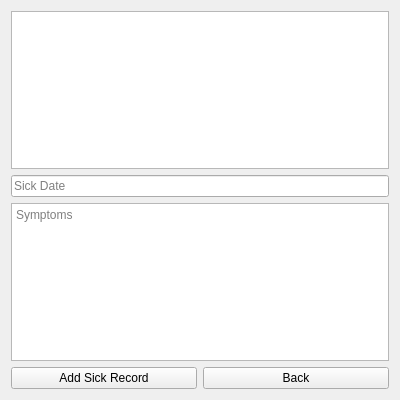
This is ui/sick_records.ui in HazemMeqdad/dr-system as Qt 5 draws it before an edit. The edited form follows.
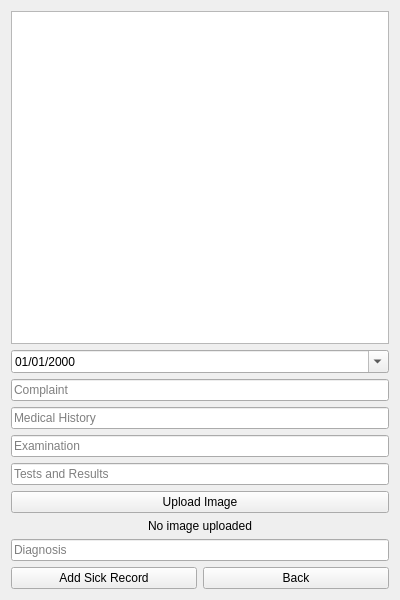
This is the edited form.

Patch:
```diff
--- a/ui/sick_records.ui
+++ b/ui/sick_records.ui
@@ -7,7 +7,7 @@
     <x>0</x>
     <y>0</y>
     <width>400</width>
-    <height>400</height>
+    <height>600</height>
    </rect>
   </property>
   <property name="windowTitle">
@@ -18,16 +18,64 @@
     <widget class="QTableWidget" name="sick_records_table"/>
    </item>
    <item>
-    <widget class="QLineEdit" name="sick_date">
+    <widget class="QDateEdit" name="sick_date">
+     <property name="calendarPopup">
+      <bool>true</bool>
+     </property>
+     <property name="displayFormat">
+      <string>dd/MM/yyyy</string>
+     </property>
+    </widget>
+   </item>
+   <item>
+    <widget class="QLineEdit" name="complaint">
      <property name="placeholderText">
-      <string>Sick Date</string>
+      <string>Complaint</string>
      </property>
     </widget>
    </item>
    <item>
-    <widget class="QTextEdit" name="symptoms">
+    <widget class="QLineEdit" name="medical_history">
      <property name="placeholderText">
-      <string>Symptoms</string>
+      <string>Medical History</string>
+     </property>
+    </widget>
+   </item>
+   <item>
+    <widget class="QLineEdit" name="examination">
+     <property name="placeholderText">
+      <string>Examination</string>
+     </property>
+    </widget>
+   </item>
+   <item>
+    <widget class="QLineEdit" name="tests_results">
+     <property name="placeholderText">
+      <string>Tests and Results</string>
+     </property>
+    </widget>
+   </item>
+   <item>
+    <widget class="QPushButton" name="upload_image_btn">
+     <property name="text">
+      <string>Upload Image</string>
+     </property>
+    </widget>
+   </item>
+   <item>
+    <widget class="QLabel" name="image_label">
+     <property name="text">
+      <string>No image uploaded</string>
+     </property>
+     <property name="alignment">
+      <set>Qt::AlignCenter</set>
+     </property>
+    </widget>
+   </item>
+   <item>
+    <widget class="QLineEdit" name="diagnosis">
+     <property name="placeholderText">
+      <string>Diagnosis</string>
      </property>
     </widget>
    </item>
```
